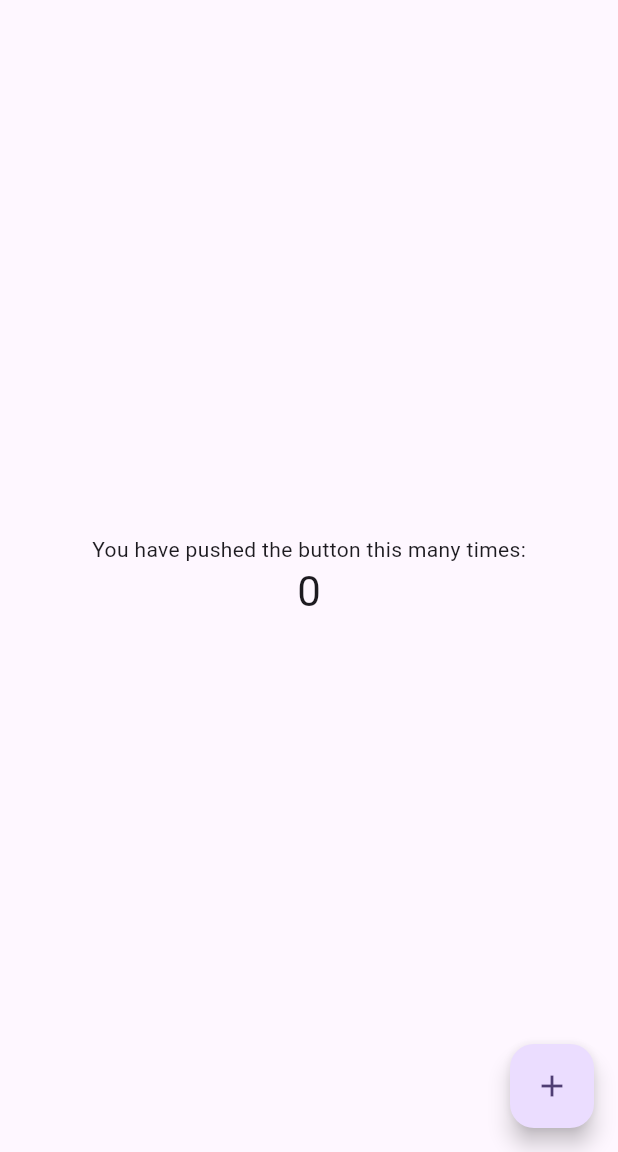
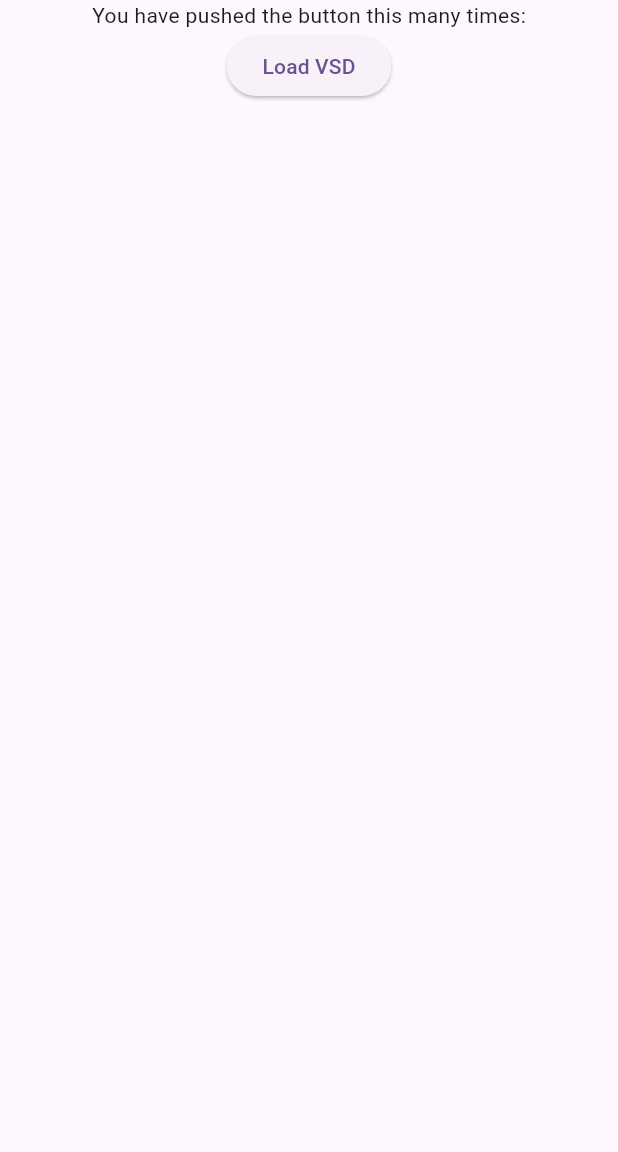
Before and after one commit to Cocotus/flutterplugin_integration, a Flutter app: the screen it shows after launch, on a phone screen of 412 x 824 dp, the part 84-1236 px from its top. Run offline on Flutter 3.47's test engine with Material 3 defaults, Android fonts, the phone set to English and light mode, and no system bars; our stand-ins replace plugin_platform_interface.

Commit message:
Example Project referenziert Cardreader

```diff
--- a/lib/main.dart
+++ b/lib/main.dart
@@ -1,4 +1,6 @@
 import 'package:flutter/material.dart';
+import 'package:orgacare_reader_sdk/orgacare_reader_sdk.dart';
+import 'package:xml/xml.dart';
 
 void main() {
   runApp(const MyApp());
@@ -7,27 +9,11 @@ void main() {
 class MyApp extends StatelessWidget {
   const MyApp({super.key});
 
-  // This widget is the root of your application.
   @override
   Widget build(BuildContext context) {
     return MaterialApp(
       title: 'Flutter Demo',
       theme: ThemeData(
-        // This is the theme of your application.
-        //
-        // TRY THIS: Try running your application with "flutter run". You'll see
-        // the application has a purple toolbar. Then, without quitting the app,
-        // try changing the seedColor in the colorScheme below to Colors.green
-        // and then invoke "hot reload" (save your changes or press the "hot
-        // reload" button in a Flutter-supported IDE, or press "r" if you used
-        // the command line to start the app).
-        //
-        // Notice that the counter didn't reset back to zero; the application
-        // state is not lost during the reload. To reset the state, use hot
-        // restart instead.
-        //
-        // This works for code too, not just values: Most code changes can be
-        // tested with just a hot reload.
         colorScheme: ColorScheme.fromSeed(seedColor: Colors.deepPurple),
         useMaterial3: true,
       ),
@@ -39,15 +25,6 @@ class MyApp extends StatelessWidget {
 class MyHomePage extends StatefulWidget {
   const MyHomePage({super.key, required this.title});
 
-  // This widget is the home page of your application. It is stateful, meaning
-  // that it has a State object (defined below) that contains fields that affect
-  // how it looks.
-
-  // This class is the configuration for the state. It holds the values (in this
-  // case the title) provided by the parent (in this case the App widget) and
-  // used by the build method of the State. Fields in a Widget subclass are
-  // always marked "final".
-
   final String title;
 
   @override
@@ -55,71 +32,102 @@ class MyHomePage extends StatefulWidget {
 }
 
 class _MyHomePageState extends State<MyHomePage> {
-  int _counter = 0;
+  final OrgacareReaderSdk _orgacareDemoPlugin = OrgacareReaderSdk();
+  List<String> _logsAndData = [];
 
-  void _incrementCounter() {
-    setState(() {
-      // This call to setState tells the Flutter framework that something has
-      // changed in this State, which causes it to rerun the build method below
-      // so that the display can reflect the updated values. If we changed
-      // _counter without calling setState(), then the build method would not be
-      // called again, and so nothing would appear to happen.
-      _counter++;
-    });
+  void _loadVSD() async {
+    try {
+      final result = await _orgacareDemoPlugin.loadVSD();
+      List<String> dataStrings = result != null ? [result] : [];
+      final filteredDataNodes = _parseAndFilterXmlData(dataStrings);
+      setState(() {
+        _logsAndData.addAll(filteredDataNodes
+            .map((node) => '${node.keys.first}: ${node.values.first}'));
+      });
+    } catch (e) {
+      setState(() {
+        _logsAndData.add('Error: $e');
+      });
+    }
+  }
+
+  final List<String> _nodesToDisplay = [
+    'geburtsdatum',
+    'vorname',
+    'nachname',
+    'geschlecht',
+    'titel',
+    'postleitzahl',
+    'ort',
+    'wohnsitzlaendercode',
+    'strasse',
+    'hausnummer',
+    'beginn',
+    'kostentraegerkennung',
+    'kostentraegerlaendercode',
+    'name',
+    'versichertenart',
+    'versicherten_id'
+  ];
+  List<Map<String, String>> _parseAndFilterXmlData(List<String> dataStrings) {
+    List<Map<String, String>> nodes = [];
+    for (var data in dataStrings) {
+      final document = XmlDocument.parse(data);
+      final elements = document.findAllElements('*');
+      for (var element in elements) {
+        final nodeName = element.name.toString().toLowerCase();
+        if (_nodesToDisplay.contains(nodeName)) {
+          final nodeContent = element.innerText;
+          final formattedContent = _formatNodeContent(nodeName, nodeContent);
+          nodes.add({element.name.toString(): formattedContent});
+        }
+      }
+    }
+    return nodes;
+  }
+
+  String _formatNodeContent(String nodeName, String content) {
+    if ((nodeName == 'geburtsdatum' || nodeName == 'beginn') &&
+        content.length == 8) {
+      final year = content.substring(0, 4);
+      final month = content.substring(4, 6);
+      final day = content.substring(6, 8);
+      return '$day.$month.$year';
+    }
+    return content;
   }
 
   @override
   Widget build(BuildContext context) {
-    // This method is rerun every time setState is called, for instance as done
-    // by the _incrementCounter method above.
-    //
-    // The Flutter framework has been optimized to make rerunning build methods
-    // fast, so that you can just rebuild anything that needs updating rather
-    // than having to individually change instances of widgets.
     return Scaffold(
       appBar: AppBar(
-        // TRY THIS: Try changing the color here to a specific color (to
-        // Colors.amber, perhaps?) and trigger a hot reload to see the AppBar
-        // change color while the other colors stay the same.
         backgroundColor: Theme.of(context).colorScheme.inversePrimary,
-        // Here we take the value from the MyHomePage object that was created by
-        // the App.build method, and use it to set our appbar title.
         title: Text(widget.title),
       ),
       body: Center(
-        // Center is a layout widget. It takes a single child and positions it
-        // in the middle of the parent.
         child: Column(
-          // Column is also a layout widget. It takes a list of children and
-          // arranges them vertically. By default, it sizes itself to fit its
-          // children horizontally, and tries to be as tall as its parent.
-          //
-          // Column has various properties to control how it sizes itself and
-          // how it positions its children. Here we use mainAxisAlignment to
-          // center the children vertically; the main axis here is the vertical
-          // axis because Columns are vertical (the cross axis would be
-          // horizontal).
-          //
-          // TRY THIS: Invoke "debug painting" (choose the "Toggle Debug Paint"
-          // action in the IDE, or press "p" in the console), to see the
-          // wireframe for each widget.
           mainAxisAlignment: MainAxisAlignment.center,
           children: <Widget>[
             const Text(
               'You have pushed the button this many times:',
             ),
-            Text(
-              '$_counter',
-              style: Theme.of(context).textTheme.headlineMedium,
+            ElevatedButton(
+              onPressed: _loadVSD,
+              child: const Text('Load VSD'),
+            ),
+            Expanded(
+              child: ListView.builder(
+                itemCount: _logsAndData.length,
+                itemBuilder: (context, index) {
+                  return ListTile(
+                    title: Text(_logsAndData[index]),
+                  );
+                },
+              ),
             ),
           ],
         ),
       ),
-      floatingActionButton: FloatingActionButton(
-        onPressed: _incrementCounter,
-        tooltip: 'Increment',
-        child: const Icon(Icons.add),
-      ), // This trailing comma makes auto-formatting nicer for build methods.
     );
   }
 }
--- a/pubspec.yaml
+++ b/pubspec.yaml
@@ -42,6 +42,7 @@ dev_dependencies:
   flutter_test:
     sdk: flutter
 
+  xml: ^6.5.0
   # The "flutter_lints" package below contains a set of recommended lints to
   # encourage good coding practices. The lint set provided by the package is
   # activated in the `analysis_options.yaml` file located at the root of your
```
Also changed, not shown: pubspec.lock.
